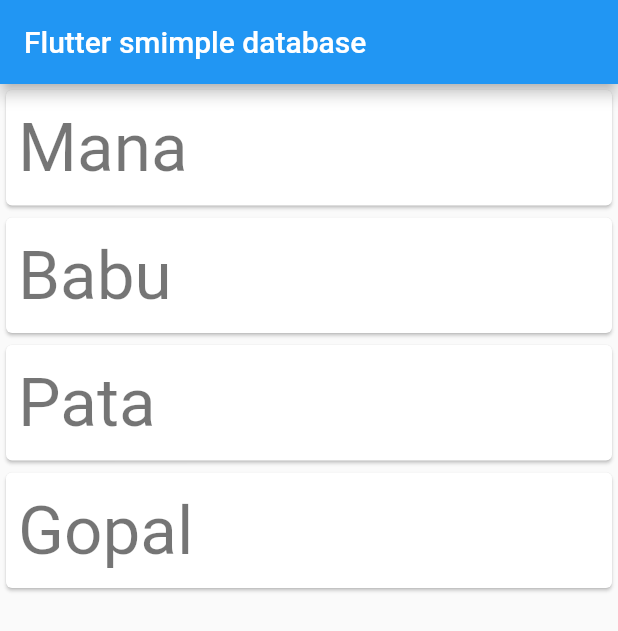
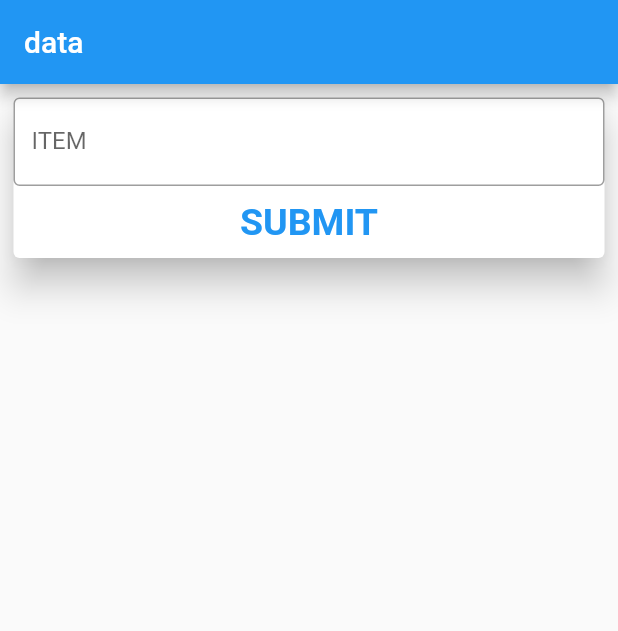
Before and after one commit to sanjibsinha/flutter_data_and_backend, a Flutter app: the screen it shows after launch, on a phone screen of 412 x 824 dp. Shown: the top 631 px of the screen. Run offline on Flutter 3.47's test engine with Material 2 defaults, Android fonts, the phone set to English and light mode, and no system bars; our stand-ins replace sqflite; accounts and stored records are empty.

Commit message:
working fine

```diff
--- a/lib/main.dart
+++ b/lib/main.dart
@@ -1,6 +1,124 @@
 import 'package:flutter/material.dart';
-import 'view/my_app.dart';
+import 'package:flutter_data_and_backend/view/future_dark.dart';
+
+import 'model/user.dart';
 
 void main() {
   runApp(const MyApp());
 }
+
+class MyApp extends StatelessWidget {
+  const MyApp({Key? key}) : super(key: key);
+
+  @override
+  Widget build(BuildContext context) {
+    return const MaterialApp(
+      title: 'data',
+      home: MyAppHome(),
+    );
+  }
+}
+
+class MyAppHome extends StatefulWidget {
+  const MyAppHome({Key? key}) : super(key: key);
+
+  @override
+  State<MyAppHome> createState() => _MyAppHomeState();
+}
+
+class _MyAppHomeState extends State<MyAppHome> {
+  final List<User> usersList = [];
+
+  final nameController = TextEditingController();
+
+  void addName(String name) {
+    final user = User(
+      name: name,
+    );
+    setState(() {
+      usersList.add(user);
+    });
+  }
+
+  @override
+  Widget build(BuildContext context) {
+    return Scaffold(
+      appBar: AppBar(
+        title: const Text('data'),
+      ),
+      body: Center(
+        child: Column(
+          children: [
+            Container(
+              padding: const EdgeInsets.all(5),
+              child: Card(
+                elevation: 10,
+                child: Column(
+                  children: [
+                    TextField(
+                      decoration: const InputDecoration(
+                        border: OutlineInputBorder(),
+                        labelText: 'ITEM',
+                        suffixStyle: TextStyle(
+                          fontSize: 50,
+                          fontWeight: FontWeight.bold,
+                        ),
+                      ),
+                      controller: nameController,
+                    ),
+                    TextButton(
+                      onPressed: () {
+                        addName(
+                          nameController.text,
+                        );
+                      },
+                      child: const Text(
+                        'SUBMIT',
+                        style: TextStyle(
+                          fontSize: 25,
+                          fontWeight: FontWeight.bold,
+                        ),
+                      ),
+                    ),
+                  ],
+                ),
+              ),
+            ),
+            Container(
+              padding: const EdgeInsets.all(5),
+              child: Column(
+                children: usersList.map((e) {
+                  return Column(
+                    crossAxisAlignment: CrossAxisAlignment.center,
+                    children: [
+                      Card(
+                        elevation: 10,
+                        child: Row(
+                          children: [
+                            TextButton(
+                              onPressed: () {
+                                Navigator.push(
+                                  context,
+                                  MaterialPageRoute(
+                                    builder: (context) => FutureDark(
+                                      name: e.name,
+                                    ),
+                                  ),
+                                );
+                              },
+                              child: const Text('data'),
+                            ),
+                          ],
+                        ),
+                      ),
+                    ],
+                  );
+                }).toList(),
+              ),
+            ),
+          ],
+        ),
+      ),
+    );
+  }
+}
--- a/lib/model/user.dart
+++ b/lib/model/user.dart
@@ -18,10 +18,3 @@
     };
   }
 }
-
-List<User> users = [
-  User(name: "Mana"),
-  User(name: "Babu"),
-  User(name: "Pata"),
-  User(name: "Gopal"),
-];
--- a/lib/view/my_app.dart
+++ /dev/null
@@ -1,84 +0,0 @@
-import 'package:flutter/material.dart';
-import '/model/database_handler.dart';
-import '/model/user.dart';
-
-/// adding first branch
-class MyApp extends StatelessWidget {
-  const MyApp({Key? key}) : super(key: key);
-
-  // This widget is the root of your application.
-  @override
-  Widget build(BuildContext context) {
-    return MaterialApp(
-      title: 'Flutter smimple database',
-      theme: ThemeData(
-        primarySwatch: Colors.blue,
-      ),
-      home: const MyHomePage(title: 'Flutter smimple database'),
-    );
-  }
-}
-
-class MyHomePage extends StatefulWidget {
-  const MyHomePage({Key? key, required this.title}) : super(key: key);
-
-  final String title;
-
-  @override
-  State<MyHomePage> createState() => _MyHomePageState();
-}
-
-class _MyHomePageState extends State<MyHomePage> {
-  late DatabaseHandler handler;
-
-  @override
-  void initState() {
-    Future<int> addUsers() async {
-      return await handler.insertUser(users);
-    }
-
-    super.initState();
-    handler = DatabaseHandler();
-    handler.initializeDB().whenComplete(() async {
-      await addUsers();
-      setState(() {});
-    });
-  }
-
-  @override
-  Widget build(BuildContext context) {
-    return Scaffold(
-      appBar: AppBar(
-        title: Text(widget.title),
-      ),
-      body: FutureBuilder(
-        future: handler.retrieveUsers(),
-        builder: (BuildContext context, AsyncSnapshot<List<User>> snapshot) {
-          if (snapshot.hasData) {
-            return ListView.builder(
-              itemCount: snapshot.data?.length,
-              itemBuilder: (BuildContext context, int index) {
-                return Card(
-                  child: Column(
-                    children: [
-                      ListTile(
-                        key: ValueKey<int>(snapshot.data![index].id!),
-                        contentPadding: const EdgeInsets.all(8.0),
-                        title: Text(
-                          snapshot.data![index].name,
-                          style: Theme.of(context).textTheme.headline3,
-                        ),
-                      ),
-                    ],
-                  ),
-                );
-              },
-            );
-          } else {
-            return const Center(child: CircularProgressIndicator());
-          }
-        },
-      ),
-    );
-  }
-}
```
Also changed, not shown: lib/model/database_handler.dart (+4 -4 lines), lib/view/future_dark.dart (added, +69 -0 lines), 1 other file.
